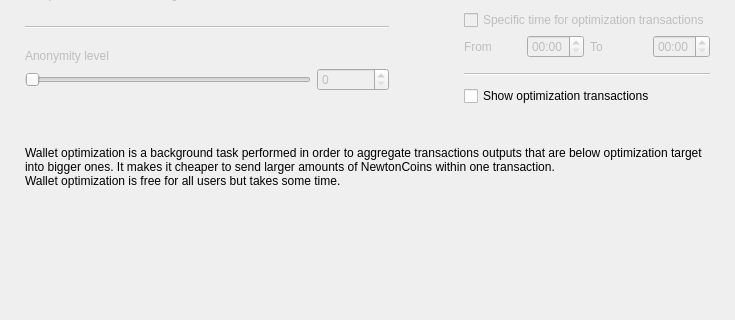
livenet123/NewtonWallet, file src/Gui/Options/OptimizationOptionsFrame.ui: the form before one commit; both pictures show x 0 to 735 and y 154 to 474 of the 735 by 474 pixel window.
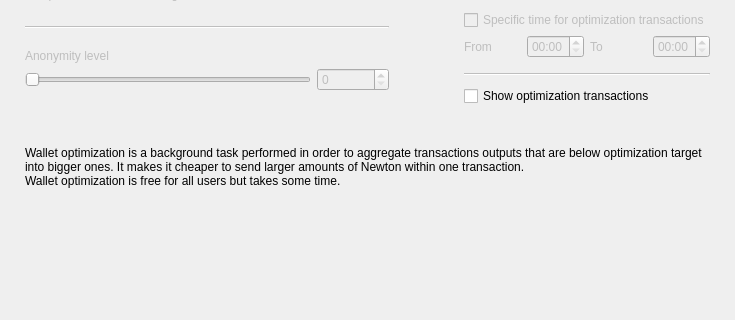
The form after the commit. Custom widgets are drawn as their Qt base class.

What changed in the file:
```diff
--- a/src/Gui/Options/OptimizationOptionsFrame.ui
+++ b/src/Gui/Options/OptimizationOptionsFrame.ui
@@ -473,7 +473,7 @@
    <item>
     <widget class="WalletGui::WalletExtraNormalGrayTextLabel" name="m_helpLabel">
      <property name="text">
-      <string>Wallet optimization is a background task performed in order to aggregate transactions outputs that are below optimization target into bigger ones. It makes it cheaper to send larger amounts of NewtonCoins within one transaction.
+      <string>Wallet optimization is a background task performed in order to aggregate transactions outputs that are below optimization target into bigger ones. It makes it cheaper to send larger amounts of Newton within one transaction.
 Wallet optimization is free for all users but takes some time.</string>
      </property>
      <property name="wordWrap">
```
Left out of the diff: 3 changed lines with no effect on the pictures.
